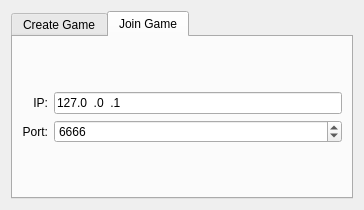
First picture: the form in plugins/ipconnect/configurationwidget.ui, repository Ignotus/kdots, before the edit.
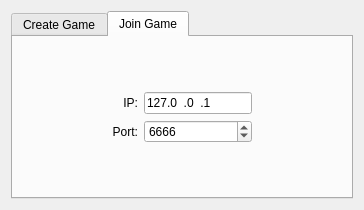
Second picture: the form after the edit. The open tabs and pages were chosen to show the change. Custom widgets are drawn as their Qt base class.

```diff
--- a/plugins/ipconnect/configurationwidget.ui
+++ b/plugins/ipconnect/configurationwidget.ui
@@ -20,7 +20,7 @@
    <string>Game configuration</string>
   </property>
   <layout class="QGridLayout" name="gridLayout_2">
-   <item row="0" column="1">
+   <item row="0" column="0">
     <widget class="KTabWidget" name="tabWidget">
      <property name="currentIndex">
       <number>0</number>
@@ -120,7 +120,7 @@
        <string>Join Game</string>
       </attribute>
       <layout class="QGridLayout" name="gridLayout_5">
-       <item row="3" column="1">
+       <item row="3" column="2">
         <spacer name="horizontalSpacer_2">
          <property name="orientation">
           <enum>Qt::Horizontal</enum>
@@ -133,7 +133,7 @@
          </property>
         </spacer>
        </item>
-       <item row="1" column="1">
+       <item row="1" column="2">
         <widget class="KLineEdit" name="host">
          <property name="inputMask">
           <string>000.000.000.000; </string>
@@ -143,7 +143,7 @@
          </property>
         </widget>
        </item>
-       <item row="2" column="0">
+       <item row="2" column="1">
         <widget class="QLabel" name="label_4">
          <property name="text">
           <string>Port:</string>
@@ -153,7 +153,7 @@
          </property>
         </widget>
        </item>
-       <item row="2" column="1">
+       <item row="2" column="2">
         <widget class="QSpinBox" name="connectionPort">
          <property name="maximum">
           <number>99999</number>
@@ -163,7 +163,7 @@
          </property>
         </widget>
        </item>
-       <item row="1" column="0">
+       <item row="1" column="1">
         <widget class="QLabel" name="label">
          <property name="text">
           <string>IP:</string>
@@ -173,7 +173,7 @@
          </property>
         </widget>
        </item>
-       <item row="3" column="0">
+       <item row="3" column="1">
         <spacer name="verticalSpacer_2">
          <property name="orientation">
           <enum>Qt::Vertical</enum>
@@ -186,7 +186,7 @@
          </property>
         </spacer>
        </item>
-       <item row="0" column="0">
+       <item row="0" column="1">
         <spacer name="verticalSpacer_3">
          <property name="orientation">
           <enum>Qt::Vertical</enum>
@@ -199,6 +199,32 @@
          </property>
         </spacer>
        </item>
+       <item row="2" column="0">
+        <spacer name="horizontalSpacer_4">
+         <property name="orientation">
+          <enum>Qt::Horizontal</enum>
+         </property>
+         <property name="sizeHint" stdset="0">
+          <size>
+           <width>40</width>
+           <height>20</height>
+          </size>
+         </property>
+        </spacer>
+       </item>
+       <item row="2" column="3">
+        <spacer name="horizontalSpacer_5">
+         <property name="orientation">
+          <enum>Qt::Horizontal</enum>
+         </property>
+         <property name="sizeHint" stdset="0">
+          <size>
+           <width>40</width>
+           <height>20</height>
+          </size>
+         </property>
+        </spacer>
+       </item>
       </layout>
      </widget>
     </widget>
```
Left out of the diff: 37 changed lines with no effect on the pictures.
